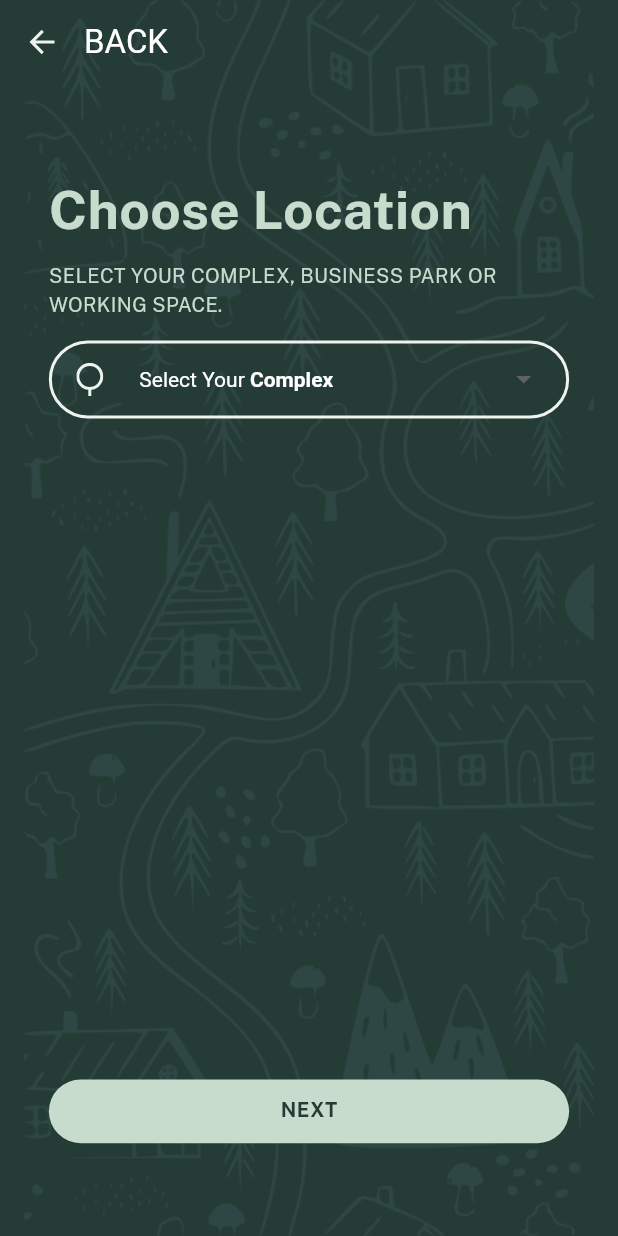
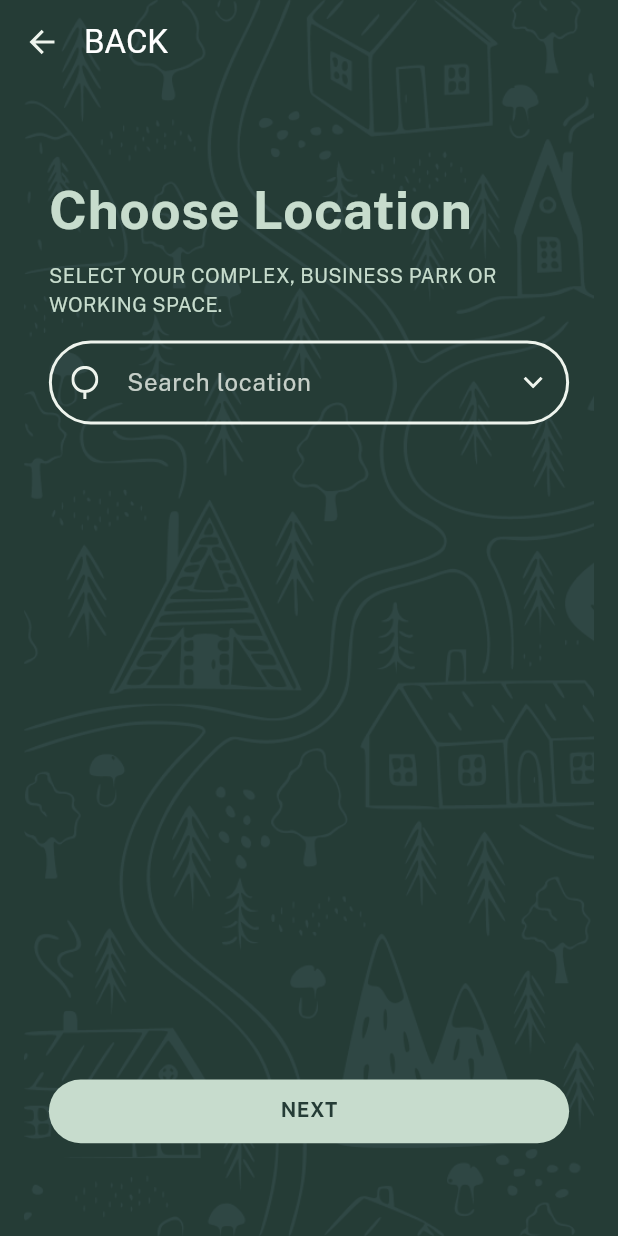
Before and after one commit to Vatsal1607/amtech_design, a Flutter app: the screen it shows after launch, after a tap on "PERSONAL ACCOUNT", on a phone screen of 412 x 824 dp. Run offline on Flutter 3.47's test engine with Material 3 defaults, Android fonts, the phone set to English and light mode, and no system bars; drawn by our look-alikes of dropdown_button2, searchfield; our stand-ins replace carousel_slider, device_info_plus, dio, firebase_core, firebase_messaging, flutter_rating_bar and 12 more; missing offline and left inert: dotted_dashed_line, razorpay_flutter; accounts and stored records are empty; generated files the repository leaves out were written again; network calls fail.

Commit message:
changes in location selection dropdown

```diff
--- a/lib/main.dart
+++ b/lib/main.dart
@@ -31,9 +31,14 @@ import 'routes.dart';
 
 void main() async {
   WidgetsFlutterBinding.ensureInitialized();
+  SystemChrome.setSystemUIOverlayStyle(
+    const SystemUiOverlayStyle(
+      statusBarColor: Colors.transparent, // Make status bar transparent
+      statusBarIconBrightness: Brightness.dark, // Set icons to dark
+    ),
+  );
   SystemChrome.setPreferredOrientations([
     DeviceOrientation.portraitUp,
-    // DeviceOrientation.portraitDown,
   ]);
   await Firebase.initializeApp();
   await sharedPrefsService.init();
--- a/lib/modules/auth/location_selection/location_selection_page.dart
+++ b/lib/modules/auth/location_selection/location_selection_page.dart
@@ -20,7 +20,8 @@ class LocationSelectionPage extends StatelessWidget {
   Widget build(BuildContext context) {
     final String accountType =
         context.read<LocationSelectionProvider>().accountType ?? '';
-    final provider = Provider.of<LocationSelectionProvider>(context);
+    final provider =
+        Provider.of<LocationSelectionProvider>(context, listen: false);
     return Scaffold(
       resizeToAvoidBottomInset: false, //image did't move by the keyboard
       backgroundColor: accountType != '' && accountType == 'business'
@@ -33,7 +34,7 @@ class LocationSelectionPage extends StatelessWidget {
         backgroundColor: Colors.transparent,
         leading: GestureDetector(
           onTap: () => Navigator.pop(context),
-          child: SvgIcon(
+          child: const SvgIcon(
             icon: IconStrings.arrowBack,
           ),
         ),
@@ -94,8 +95,7 @@ class LocationSelectionPage extends StatelessWidget {
                     ),
                   ),
                   SizedBox(height: 16.h),
-
-                  /// Dropdown button
+                  //* Dropdown button
                   Consumer<LocationSelectionProvider>(
                     builder: (context, _, child) => DropdownLocation(
                       accountType: accountType,
@@ -117,13 +117,15 @@ class LocationSelectionPage extends StatelessWidget {
               child: CustomButton(
                 height: 48.h,
                 onTap: () {
-                  /// store locaton localy
+                  //* store locaton localy
                   sharedPrefsService.setString(
                     SharedPrefsKeys.location,
-                    provider.selectedLocation ?? '',
+                    provider.locationSearchController.text,
+                    // provider.selectedLocation ?? '',
                   );
-                  if (provider.selectedLocation != null &&
-                      provider.selectedLocation!.isNotEmpty) {
+                  if (provider.locationSearchController.text.isNotEmpty &&
+                      provider.locations.any((location) =>
+                          location == provider.locationSearchController.text)) {
                     if (accountType != '' && accountType == 'business') {
                       Navigator.pushNamed(context, Routes.companySelection);
                       provider.clearSelectedLocation();
@@ -139,6 +141,23 @@ class LocationSelectionPage extends StatelessWidget {
                       textColor: AppColors.primaryColor,
                     );
                   }
+                  // if (provider.selectedLocation != null &&
+                  //     provider.selectedLocation!.isNotEmpty) {
+                  //   if (accountType != '' && accountType == 'business') {
+                  //     Navigator.pushNamed(context, Routes.companySelection);
+                  //     provider.clearSelectedLocation();
+                  //   } else if (accountType != '' && accountType == 'personal') {
+                  //     Navigator.pushNamed(context, Routes.login);
+                  //     provider.clearSelectedLocation();
+                  //   }
+                  // } else {
+                  //   customSnackBar(
+                  //     context: context,
+                  //     message: 'Please Select Location',
+                  //     backgroundColor: AppColors.seaShell,
+                  //     textColor: AppColors.primaryColor,
+                  //   );
+                  // }
                 },
                 bgColor: accountType != '' && accountType == 'business'
                     ? AppColors.disabledColor
--- a/lib/modules/auth/location_selection/location_selection_provider.dart
+++ b/lib/modules/auth/location_selection/location_selection_provider.dart
@@ -1,5 +1,4 @@
 import 'package:flutter/material.dart';
-
 import '../../../core/utils/constants/keys.dart';
 import '../../../services/local/shared_preferences_service.dart';
 
@@ -9,36 +8,28 @@ class LocationSelectionProvider extends ChangeNotifier {
 
   void updateAccountType(String newAccountType) {
     sharedPrefsService.setString(SharedPrefsKeys.accountType, newAccountType);
-
     accountType = sharedPrefsService.getString(SharedPrefsKeys.accountType);
-    debugPrint('Account type is: $accountType (update)');
     notifyListeners();
   }
-
-  // @override
-  // void dispose() {
-  //   sharedPreferencesService.remove(SharedPreferencesKeys.accountType);
-  //   super.dispose();
-  // }
 
   clearSelectedLocation() {
     selectedLocation = null;
     notifyListeners();
   }
 
-  final List<String> dropdownItems = [
+  // final List<String> dropdownItems = [
+  //   'Titanium City Center',
+  //   'Arista Business Hub',
+  //   'Silp Corporate Park',
+  //   '323 Corporate Park',
+  // ];
+
+  final List<String> locations = [
     'Titanium City Center',
     'Arista Business Hub',
     'Silp Corporate Park',
     '323 Corporate Park',
   ];
-
-  // final List<String> locations = [
-  //   'Titanium City Center',
-  //   'Arista Business Hub',
-  //   'Silp Corporate Park',
-  //   '323 Corporate Park',
-  // ];
 
   TextEditingController locationSearchController = TextEditingController();
   void selectLocation(String? location) {
--- a/lib/modules/auth/location_selection/widgets/dropdown_location.dart
+++ b/lib/modules/auth/location_selection/widgets/dropdown_location.dart
@@ -8,7 +8,9 @@ import 'package:provider/provider.dart';
 import 'package:searchfield/searchfield.dart';
 import '../../../../core/utils/app_colors.dart';
 import '../../../../core/utils/constant.dart';
+import '../../../../core/utils/constants/keys.dart';
 import '../../../../core/utils/strings.dart';
+import '../../../../services/local/shared_preferences_service.dart';
 
 class DropdownLocation extends StatelessWidget {
   final String accountType;
@@ -22,131 +24,131 @@ class DropdownLocation extends StatelessWidget {
   @override
   Widget build(BuildContext context) {
     /// NEW dropdown (Working on dynamic)
-    // return SearchField<String>(
-    //   controller: provider.locationSearchController,
-    //   suggestions: provider.locations
-    //       .map((location) => SearchFieldListItem<String>(location))
-    //       .toList(),
-    //   suggestionState: Suggestion.expand,
-    //   textInputAction: TextInputAction.done,
-    //   hint: 'Search location',
-    //   searchInputDecoration: SearchInputDecoration(
-    //     cursorColor: AppColors.seaShell,
-    //     hintStyle:
-    //         GoogleFonts.publicSans(color: AppColors.seaShell.withOpacity(.8)),
-    //     searchStyle:
-    //         GoogleFonts.publicSans(color: AppColors.seaShell.withOpacity(.8)),
-    //     border: kDropdownBorderStyle,
-    //     enabledBorder: kDropdownBorderStyle,
-    //     focusedBorder: kDropdownBorderStyle,
-    //     prefixIcon: const SvgIcon(icon: IconStrings.selectBusiness),
-    //     suffixIcon: const SvgIcon(icon: IconStrings.dropdown),
-    //   ),
-    //   maxSuggestionsInViewPort: 4,
-    //   itemHeight: 50,
-    //   onSuggestionTap: (SearchFieldListItem<String> item) {
-    //     // Update the controller's text to reflect the selected value
-    //     provider.locationSearchController.text = item.searchKey;
-    //     debugPrint('Selected: ${item.searchKey}');
-    //   },
-    // );
+    return SearchField<String>(
+      controller: provider.locationSearchController,
+      suggestions: provider.locations
+          .map((location) => SearchFieldListItem<String>(location))
+          .toList(),
+      suggestionState: Suggestion.expand,
+      textInputAction: TextInputAction.done,
+      hint: 'Search location',
+      searchInputDecoration: SearchInputDecoration(
+        cursorColor: AppColors.seaShell,
+        hintStyle:
+            GoogleFonts.publicSans(color: AppColors.seaShell.withOpacity(.8)),
+        searchStyle:
+            GoogleFonts.publicSans(color: AppColors.seaShell.withOpacity(.8)),
+        border: kDropdownBorderStyle,
+        enabledBorder: kDropdownBorderStyle,
+        focusedBorder: kDropdownBorderStyle,
+        prefixIcon: const SvgIcon(icon: IconStrings.selectBusiness),
+        suffixIcon: const SvgIcon(icon: IconStrings.dropdown),
+      ),
+      maxSuggestionsInViewPort: 4,
+      itemHeight: 50,
+      onSuggestionTap: (SearchFieldListItem<String> item) {
+        // Update the controller's text to reflect the selected value
+        provider.locationSearchController.text = item.searchKey;
+        debugPrint('Selected: ${item.searchKey}');
+      },
+    );
 
     /// OLD dropdown
-    return Center(
-      child: Container(
-        padding: EdgeInsets.symmetric(horizontal: 17.w),
-        decoration: BoxDecoration(
-          color: Colors.transparent, // Background color for the dropdown
-          borderRadius: BorderRadius.circular(100), // Circular border
-          border: Border.all(
-            color: AppColors.seaShell, // Border color
-            width: 2, // Border width
-          ),
-        ),
-        child: Row(
-          children: [
-            const SvgIcon(icon: IconStrings.location), // Prefix icon
-            const SizedBox(width: 8), // Spacing between icon and dropdown
-            Expanded(
-              child: Consumer<LocationSelectionProvider>(
-                builder: (context, provider, child) =>
-                    DropdownButtonHideUnderline(
-                  child: DropdownButton2<String>(
-                    dropdownStyleData: DropdownStyleData(
-                      decoration: BoxDecoration(
-                        color: AppColors.seaShell,
-                        borderRadius:
-                            BorderRadius.circular(10), // Rounded corners
-                        border: Border.all(
-                          color: Colors.grey, // Border color
-                          width: 1, // Border width
-                        ),
-                      ),
-                    ),
-                    value: provider.selectedLocation,
-                    isExpanded: true,
-                    style: const TextStyle(
-                      fontSize: 15,
-                      fontWeight: FontWeight.bold,
-                      color: Colors.white,
-                    ),
-                    hint: RichText(
-                      text: const TextSpan(
-                        text: 'Select Your ',
-                        style: TextStyle(
-                          fontSize: 14,
-                          color: Colors.white,
-                        ),
-                        children: <TextSpan>[
-                          TextSpan(
-                            text: 'Complex',
-                            style: TextStyle(
-                              fontSize: 14,
-                              fontWeight: FontWeight.bold,
-                              color: Colors.white,
-                            ),
-                          ),
-                        ],
-                      ),
-                    ),
-                    items: provider.dropdownItems
-                        .map<DropdownMenuItem<String>>((String value) {
-                      return DropdownMenuItem<String>(
-                        value: value,
-                        child: Text(
-                          value,
-                          style: GoogleFonts.publicSans(
-                            fontSize: 14.sp,
-                            fontWeight: FontWeight.bold,
-                            color: AppColors.primaryColor,
-                          ),
-                        ),
-                      );
-                    }).toList(),
-                    underline: const SizedBox.shrink(),
-                    onChanged: provider.onChangeDropdown,
-                    selectedItemBuilder: (BuildContext context) {
-                      return provider.dropdownItems.map<Widget>((String value) {
-                        return Align(
-                          alignment: Alignment.centerLeft,
-                          child: Text(
-                            value,
-                            style: const TextStyle(
-                              fontSize: 14,
-                              color:
-                                  Colors.white, // Style for the selected item
-                            ),
-                          ),
-                        );
-                      }).toList();
-                    },
-                  ),
-                ),
-              ),
-            ),
-          ],
-        ),
-      ),
-    );
+    // return Center(
+    //   child: Container(
+    //     padding: EdgeInsets.symmetric(horizontal: 17.w),
+    //     decoration: BoxDecoration(
+    //       color: Colors.transparent, // Background color for the dropdown
+    //       borderRadius: BorderRadius.circular(100), // Circular border
+    //       border: Border.all(
+    //         color: AppColors.seaShell, // Border color
+    //         width: 2, // Border width
+    //       ),
+    //     ),
+    //     child: Row(
+    //       children: [
+    //         const SvgIcon(icon: IconStrings.location), // Prefix icon
+    //         const SizedBox(width: 8), // Spacing between icon and dropdown
+    //         Expanded(
+    //           child: Consumer<LocationSelectionProvider>(
+    //             builder: (context, provider, child) =>
+    //                 DropdownButtonHideUnderline(
+    //               child: DropdownButton2<String>(
+    //                 dropdownStyleData: DropdownStyleData(
+    //                   decoration: BoxDecoration(
+    //                     color: AppColors.seaShell,
+    //                     borderRadius:
+    //                         BorderRadius.circular(10), // Rounded corners
+    //                     border: Border.all(
+    //                       color: Colors.grey, // Border color
+    //                       width: 1, // Border width
+    //                     ),
+    //                   ),
+    //                 ),
+    //                 value: provider.selectedLocation,
+    //                 isExpanded: true,
+    //                 style: const TextStyle(
+    //                   fontSize: 15,
+    //                   fontWeight: FontWeight.bold,
+    //                   color: Colors.white,
+    //                 ),
+    //                 hint: RichText(
+    //                   text: const TextSpan(
+    //                     text: 'Select Your ',
+    //                     style: TextStyle(
+    //                       fontSize: 14,
+    //                       color: Colors.white,
+    //                     ),
+    //                     children: <TextSpan>[
+    //                       TextSpan(
+    //                         text: 'Complex',
+    //                         style: TextStyle(
+    //                           fontSize: 14,
+    //                           fontWeight: FontWeight.bold,
+    //                           color: Colors.white,
+    //                         ),
+    //                       ),
+    //                     ],
+    //                   ),
+    //                 ),
+    //                 items: provider.dropdownItems
+    //                     .map<DropdownMenuItem<String>>((String value) {
+    //                   return DropdownMenuItem<String>(
+    //                     value: value,
+    //                     child: Text(
+    //                       value,
+    //                       style: GoogleFonts.publicSans(
+    //                         fontSize: 14.sp,
+    //                         fontWeight: FontWeight.bold,
+    //                         color: AppColors.primaryColor,
+    //                       ),
+    //                     ),
+    //                   );
+    //                 }).toList(),
+    //                 underline: const SizedBox.shrink(),
+    //                 onChanged: provider.onChangeDropdown,
+    //                 selectedItemBuilder: (BuildContext context) {
+    //                   return provider.dropdownItems.map<Widget>((String value) {
+    //                     return Align(
+    //                       alignment: Alignment.centerLeft,
+    //                       child: Text(
+    //                         value,
+    //                         style: const TextStyle(
+    //                           fontSize: 14,
+    //                           color:
+    //                               Colors.white, // Style for the selected item
+    //                         ),
+    //                       ),
+    //                     );
+    //                   }).toList();
+    //                 },
+    //               ),
+    //             ),
+    //           ),
+    //         ),
+    //       ],
+    //     ),
+    //   ),
+    // );
   }
 }
--- a/pubspec.yaml
+++ b/pubspec.yaml
@@ -76,7 +76,7 @@ dev_dependencies:
   retrofit_generator: ^9.1.5
 
 flutter_launcher_icons:
-  android: true
+  android: "launcher_icon"
   ios: true
   remove_alpha_ios: true
   image_path: "assets/icons/app_icon.png"
```
Also changed, not shown: 6 other files.
